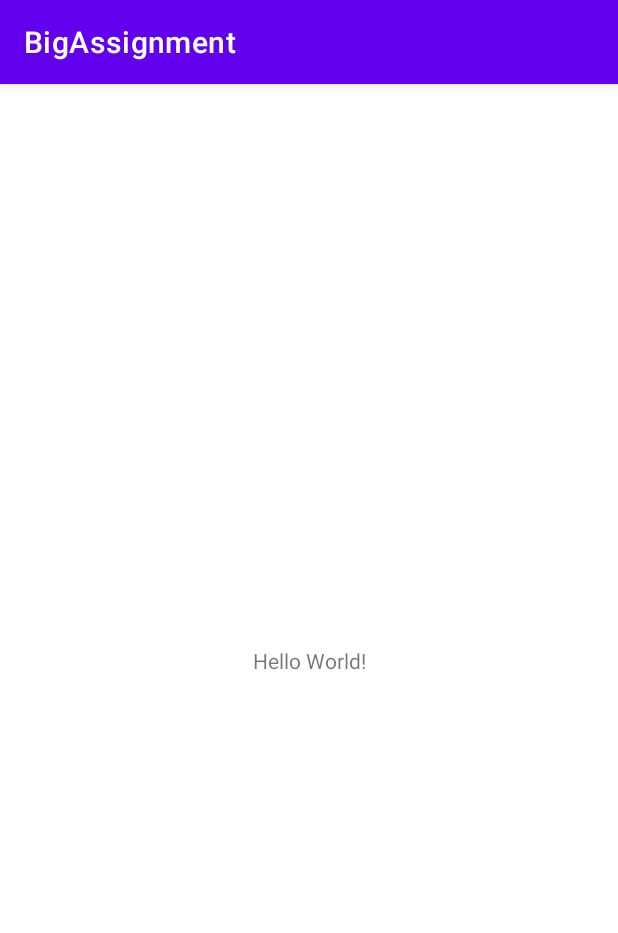
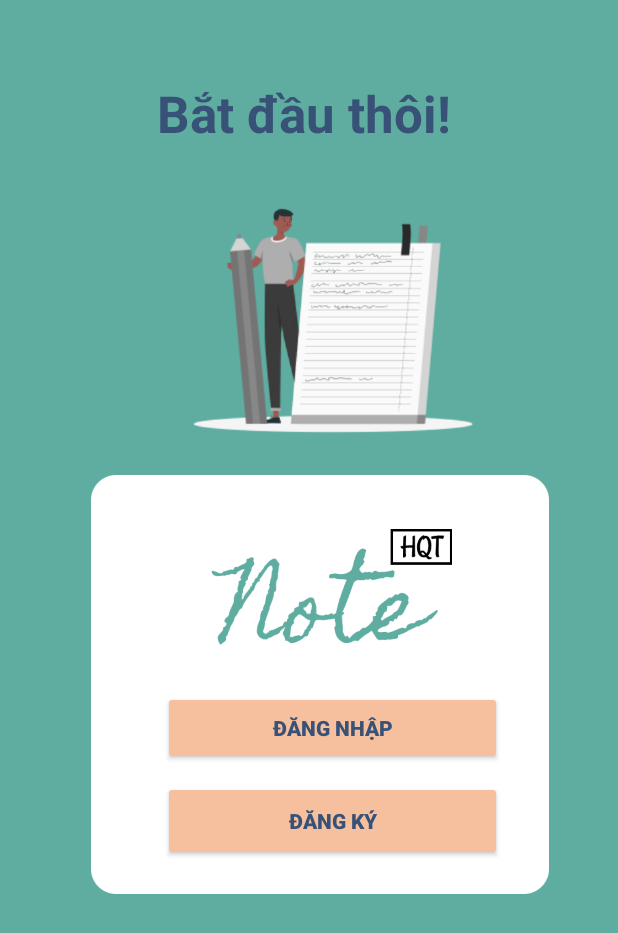
Before and after one commit to HoangPham3003/BTL_Mobile, an Android app: the screen it shows after launch (MainActivity), on a phone screen of 412 x 824 dp. Shown: the top 933 px of the screen. Run offline under Robolectric (Android 15) with nearby library versions, the light colour scheme and no system bars.

Commit message:
activity 1

```diff
--- a/app/src/main/AndroidManifest.xml
+++ b/app/src/main/AndroidManifest.xml
@@ -11,6 +11,7 @@
         android:theme="@style/Theme.BigAssignment">
         <activity
             android:name=".MainActivity"
+            android:theme="@style/Theme.AppCompat.NoActionBar"
             android:exported="true">
             <intent-filter>
                 <action android:name="android.intent.action.MAIN" />
--- a/app/src/main/res/layout/activity_main.xml
+++ b/app/src/main/res/layout/activity_main.xml
@@ -4,15 +4,91 @@
     xmlns:tools="http://schemas.android.com/tools"
     android:layout_width="match_parent"
     android:layout_height="match_parent"
+    android:background="#5FADA0"
     tools:context=".MainActivity">
 
     <TextView
+        android:id="@+id/textView"
         android:layout_width="wrap_content"
         android:layout_height="wrap_content"
-        android:text="Hello World!"
-        app:layout_constraintBottom_toBottomOf="parent"
-        app:layout_constraintLeft_toLeftOf="parent"
-        app:layout_constraintRight_toRightOf="parent"
-        app:layout_constraintTop_toTopOf="parent" />
+        android:layout_marginStart="88dp"
+        android:layout_marginTop="24dp"
+        android:text="Bắt đầu thôi!"
+        android:textColor="#385277"
+        android:textSize="34sp"
+        android:textStyle="bold"
+        app:layout_constraintStart_toStartOf="@+id/guideline4"
+        app:layout_constraintTop_toTopOf="@+id/guideline3" />
+
+    <androidx.constraintlayout.widget.Guideline
+        android:id="@+id/guideline3"
+        android:layout_width="wrap_content"
+        android:layout_height="wrap_content"
+        android:orientation="horizontal"
+        app:layout_constraintGuide_begin="29dp" />
+
+    <androidx.constraintlayout.widget.Guideline
+        android:id="@+id/guideline4"
+        android:layout_width="wrap_content"
+        android:layout_height="wrap_content"
+        android:orientation="vertical"
+        app:layout_constraintGuide_begin="17dp" />
+
+    <ImageView
+        android:id="@+id/imageView4"
+        android:layout_width="361dp"
+        android:layout_height="279dp"
+        android:layout_marginStart="16dp"
+        android:layout_marginTop="288dp"
+        app:layout_constraintStart_toStartOf="@+id/guideline4"
+        app:layout_constraintTop_toTopOf="@+id/guideline3"
+        app:srcCompat="@drawable/img_2" />
+
+    <ImageView
+        android:id="@+id/imageView5"
+        android:layout_width="224dp"
+        android:layout_height="77dp"
+        android:layout_marginStart="92dp"
+        android:layout_marginTop="324dp"
+        app:layout_constraintStart_toStartOf="@+id/guideline4"
+        app:layout_constraintTop_toTopOf="@+id/guideline3"
+        app:srcCompat="@drawable/img_1" />
+
+    <Button
+        android:id="@+id/btn_signup"
+        android:layout_width="226dp"
+        android:layout_height="53dp"
+        android:layout_marginStart="92dp"
+        android:layout_marginTop="492dp"
+        android:backgroundTint="#F6C09E"
+        android:text="Đăng ký"
+        android:textColor="#385277"
+        android:textStyle="bold"
+        app:layout_constraintStart_toStartOf="@+id/guideline4"
+        app:layout_constraintTop_toTopOf="@+id/guideline3" />
+
+    <Button
+        android:id="@+id/btn_login"
+        android:layout_width="226dp"
+        android:layout_height="49dp"
+        android:layout_marginStart="92dp"
+        android:layout_marginTop="432dp"
+        android:backgroundTint="#F6C09E"
+        android:hapticFeedbackEnabled="true"
+        android:text="Đăng nhập"
+        android:textColor="#385277"
+        android:textStyle="bold"
+        app:layout_constraintStart_toStartOf="@+id/guideline4"
+        app:layout_constraintTop_toTopOf="@+id/guideline3" />
+
+    <ImageView
+        android:id="@+id/imageView6"
+        android:layout_width="273dp"
+        android:layout_height="164dp"
+        android:layout_marginStart="68dp"
+        android:layout_marginTop="100dp"
+        app:layout_constraintStart_toStartOf="@+id/guideline4"
+        app:layout_constraintTop_toTopOf="@+id/guideline3"
+        app:srcCompat="@drawable/img_3" />
 
 </androidx.constraintlayout.widget.ConstraintLayout>
--- a/app/src/main/res/values-night/themes.xml
+++ b/app/src/main/res/values-night/themes.xml
@@ -1,6 +1,6 @@
 <resources xmlns:tools="http://schemas.android.com/tools">
     <!-- Base application theme. -->
-    <style name="Theme.BigAssignment" parent="Theme.MaterialComponents.DayNight.DarkActionBar">
+    <style name="Theme.BigAssignment" parent="Theme.MaterialComponents.DayNight.NoActionBar">
         <!-- Primary brand color. -->
         <item name="colorPrimary">@color/purple_200</item>
         <item name="colorPrimaryVariant">@color/purple_700</item>
```
Also changed, not shown: app/src/main/res/drawable-v24/img.png (added), app/src/main/res/drawable-v24/img_1.png (added), app/src/main/res/drawable-v24/img_2.png (added), app/src/main/res/drawable-v24/img_3.png (added).
